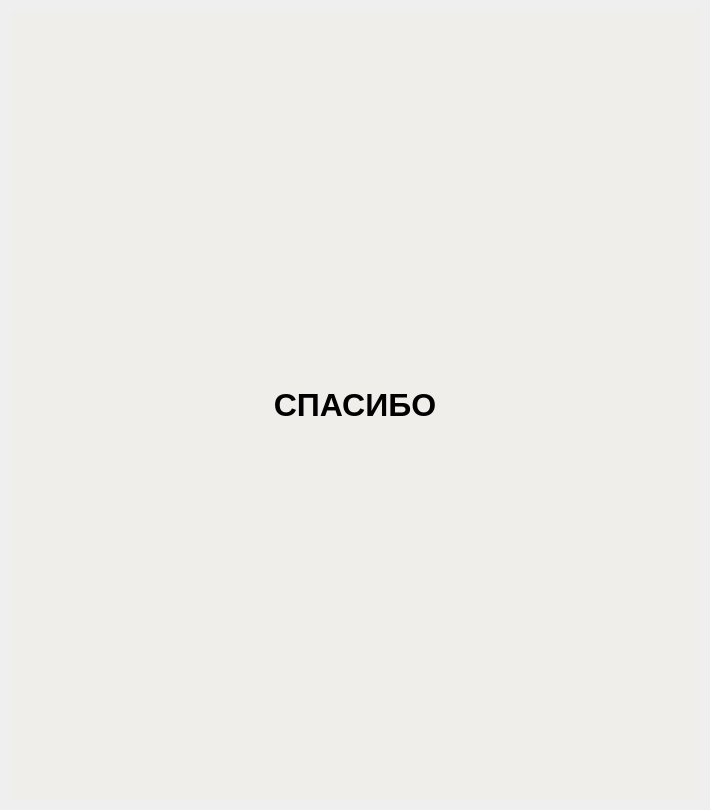
Above: final.ui from philipscode/Quiz-for-genetic-algorithm-task before the change. Below: the same form after it.
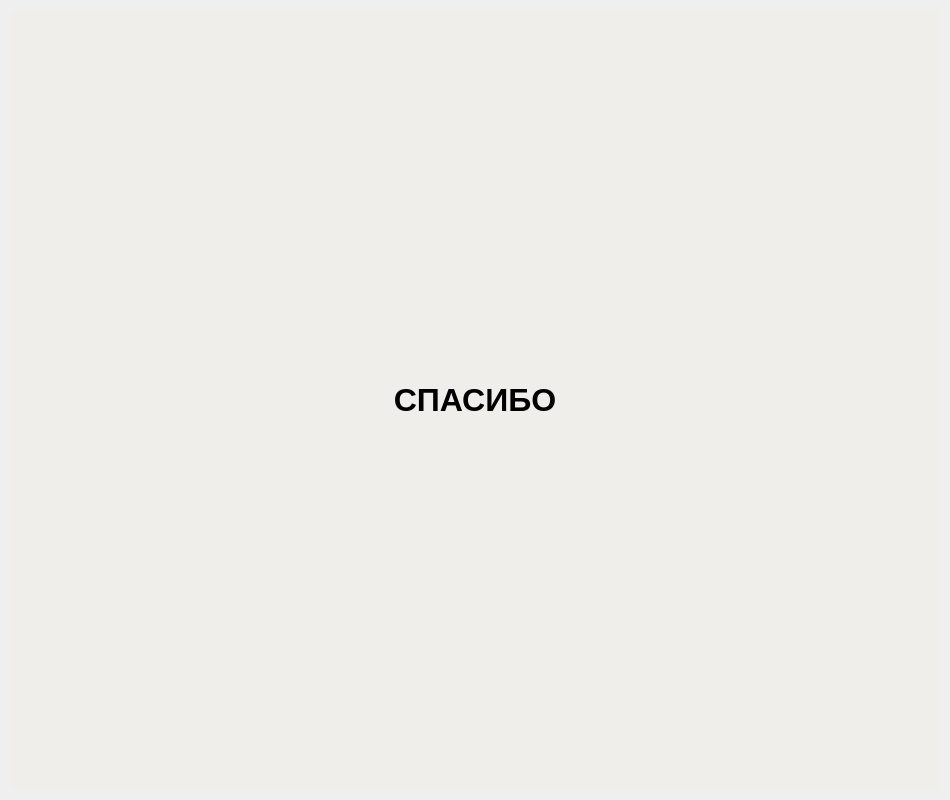
That is the form after the change.

```diff
--- a/final.ui
+++ b/final.ui
@@ -6,8 +6,8 @@
    <rect>
     <x>0</x>
     <y>0</y>
-    <width>710</width>
-    <height>810</height>
+    <width>950</width>
+    <height>800</height>
    </rect>
   </property>
   <property name="sizePolicy">
@@ -18,8 +18,8 @@
   </property>
   <property name="maximumSize">
    <size>
-    <width>710</width>
-    <height>810</height>
+    <width>950</width>
+    <height>800</height>
    </size>
   </property>
   <property name="windowTitle">
@@ -34,6 +34,12 @@
        <verstretch>0</verstretch>
       </sizepolicy>
      </property>
+     <property name="maximumSize">
+      <size>
+       <width>16777215</width>
+       <height>16777215</height>
+      </size>
+     </property>
      <property name="styleSheet">
       <string notr="true">font-size: 32px;
 font-weight: 600;
```
